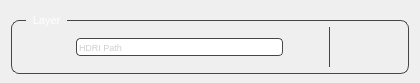
Qt form YFX_Lookdev_Tool/dev/UI/layer_UI.ui (kaanyilmaz99/YFX_Lookdev_Tool) before a commit.
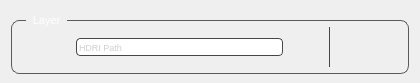
The same form after that commit. Icons and pictures are not drawn.

What changed in the file:
```diff
--- a/YFX_Lookdev_Tool/dev/UI/layer_UI.ui
+++ b/YFX_Lookdev_Tool/dev/UI/layer_UI.ui
@@ -34,7 +34,7 @@
      </property>
      <property name="styleSheet">
       <string notr="true">QGroupBox{
-	border: 1px solid rgb(70, 70, 70);
+	border: 1px solid rgb(90, 90, 90);
     border-radius: 8px;
 	margin-top: 9px;
 }
```
